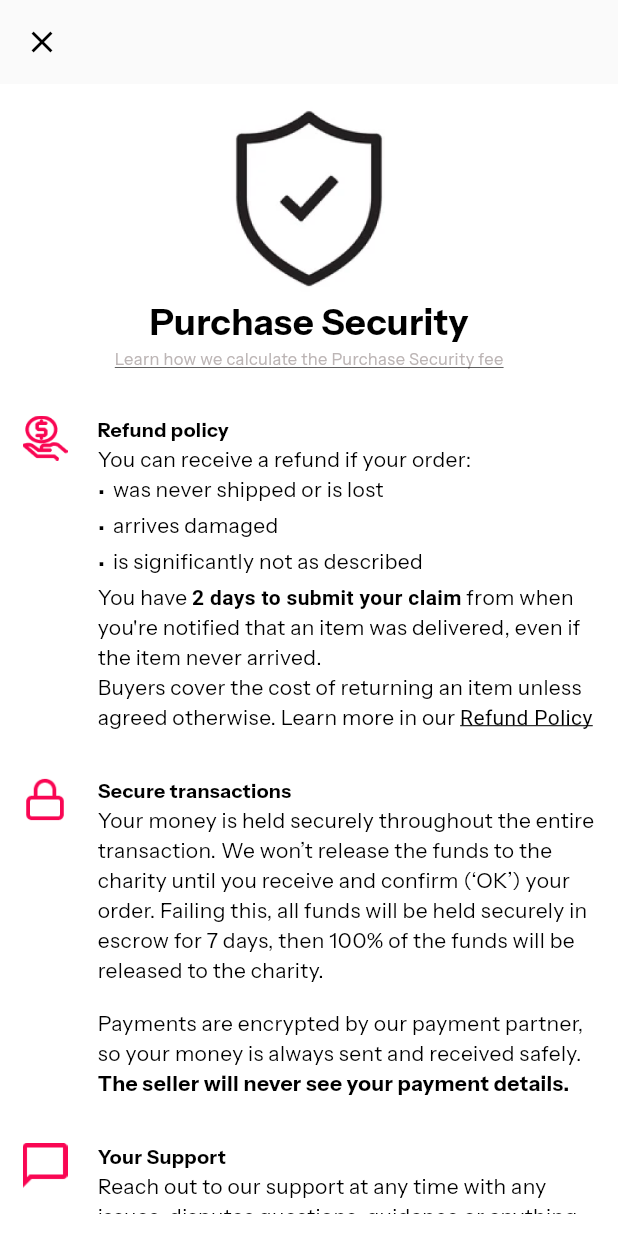
After one commit to chh0871/MVP, a Flutter app: the CheckoutPage screen opened by its route, after a tap on the "info" icon, on a phone screen of 412 x 824 dp. The commit adds this screen. Run offline on Flutter 3.47's test engine with Material 3 defaults, Android fonts, the phone set to English and light mode, and no system bars; our stand-ins replace cloud_firestore, dio, firebase_auth, firebase_core, firebase_storage, fl_chart and 9 more; missing offline and left inert: bulleted_list; accounts and stored records are empty; generated files the repository leaves out were written again; network calls fail.

Commit message:
Add purchase security info page

```diff
--- a/lib/core/config/app_images.dart
+++ b/lib/core/config/app_images.dart
@@ -90,4 +90,10 @@ class AppImages {
   static const checkoutTrackOrdersIcon = '${_path}track_orders.svg';
   static const checkoutImpactSummaryIcon = '${_path}impact_summary.svg';
   static const checkoutReviewIcon = '${_path}review.svg';
+  static const checkoutPurhaseSecurityShield =
+      '${_path}purchase_security_shield.png';
+  static const refundPolicy = '${_path}refund_policy.png';
+  static const secureTransactions = '${_path}lock_icon.png';
+  static const yourSupport = '${_path}support_icon.png';
+  static const supportOurMission = '${_path}mission_icon.png';
 }
--- a/lib/core/config/app_strings.dart
+++ b/lib/core/config/app_strings.dart
@@ -92,7 +92,7 @@ class AppStrings {
   static const popularText = "Popular";
   static const smallerCharitiesText = "Smaller Charities";
   static const localToYouText = "Local to you";
-// feature/118-product-details-page
+  // feature/118-product-details-page
   static const discoverSomethingText = "Discover something beautiful...";
 
   // Category Texts
@@ -172,12 +172,13 @@ class AppStrings {
   static const titleText = "Title";
   static const descriptionText = "Description";
   static const categoryText = "Category";
-  static const charityError='Failed to load charities';
-  static const loadCharities='Loading charities...';
-  static const noCharitiesAvailable='No charities available';
+  static const charityError = 'Failed to load charities';
+  static const loadCharities = 'Loading charities...';
+  static const noCharitiesAvailable = 'No charities available';
   static const searchCharities = 'Search charities';
   static const seeMore = 'See More';
-  static const charityDescription = 'Supporting communities through various charitable initiatives and programs.';
+  static const charityDescription =
+      'Supporting communities through various charitable initiatives and programs.';
 
   static const charityText = "Charity";
   static const priceText = "Price";
@@ -235,7 +236,8 @@ class AppStrings {
   static const cardDetailsCvcHint = 'CVC';
   static const cardDetailsSaveCard = 'Save card details for future payments';
   static const cardDetailsCountryOrRegion = 'Country or region';
-  static const cardDetailsAgreeToSave = 'Agree to save these card details for '
+  static const cardDetailsAgreeToSave =
+      'Agree to save these card details for '
       'faster checkout. You can remove the card anytime in settings, '
       'under payments.';
   static const cardDetailsSaveAndUse = 'Save and use this card';
@@ -269,6 +271,44 @@ class AppStrings {
   static const loadingPickupPoint = 'Loading Pickup point...';
   static const failedToLoadPickupPoint = 'Failed to load Pickup point';
 
+  // Purchase security page
+  static const purchaseSecurityHeading = "Purchase Security";
+  static const purchaseSecuritySubHeading =
+      "Learn how we calculate the Purchase Security fee";
+  static const refundPolicyHeading = "Refund policy";
+  static const refundPolicyConditionsHeading =
+      "You can receive a refund if your order:";
+  static const refundPolicyConditionOne = "was never shipped or is lost";
+  static const refundPolicyConditionTwo = "arrives damaged";
+  static const refundPolicyConditionThree = "is significantly not as described";
+  static const refundPolicyBodyTextStart = "You have ";
+  static const refundPolicyBodyTextBold = "2 days to submit your claim";
+  static const refundPolicyBodyTextEnd =
+      " from when you're notified that an item was delivered, even if the item never arrived.";
+  static const refundPolicyReturns =
+      "Buyers cover the cost of returning an item unless agreed otherwise. Learn more in our ";
+  static const refundPolicyLinkText = "Refund Policy";
+  static const secureTransactionsHeading = "Secure transactions";
+  static const secureTransactionsBodyOne =
+      "Your money is held securely throughout the entire transaction. We won’t release the funds to the charity until you receive and confirm (‘OK’) your order. Failing this, all funds will be held securely in escrow for 7 days, then 100% of the funds will be released to the charity.";
+  static const secureTransactionsBodyTwo =
+      "Payments are encrypted by our payment partner, so your money is always sent and received safely.";
+  static const secureTransactionsBodyThreeBold =
+      "The seller will never see your payment details.";
+  static const yourSupportHeading = "Your Support";
+  static const yourSupportBody =
+      "Reach out to our support at any time with any issues, disputes questions, guidance or anything else- they’re here to help!";
+  static const supportMissionHeading = "Support our mission";
+  static const supportMissionBoldTextSpan =
+      "cherry is a CIC (Community Interest Company) limited by guarantee, ";
+  static const supportMissionNormalTextSpan = "NOT by shares.";
+  static const supportMissionPlainText = "Meaning ";
+  static const supportMissionPinkText =
+      "we will NEVER work in the interests of profiteers.";
+  static const supportMissionBodyText =
+      "When you buy on cherry, you’re helping in our mission to support charities online, combat fast fashion, reduce waste, maintain a transparent platform and so much more! Thank you.";
+  static const purchaseSecurityButtonText = "Got it";
+
   // Donation form validation messages
   static const pleaseSelectAllDropdowns = 'Please select all dropdowns';
   static const pleaseSelectCharity = 'Please select a charity';
@@ -281,7 +321,8 @@ class AppStrings {
   static const galleryPhotoMultiple = 'Gallery Photo (Multiple)';
 
   // Donation submission messages
-  static const donationSubmittedSuccessfully = 'Donation submitted successfully!';
+  static const donationSubmittedSuccessfully =
+      'Donation submitted successfully!';
   static const unexpectedErrorOccurred = 'An unexpected error occurred';
   static const userNotAuthenticated = 'User not authenticated';
   static const failedToUploadImages = 'Failed to upload images';
@@ -289,6 +330,6 @@ class AppStrings {
 
   // Success page messages
   static const congratulations = 'Congratulations!';
-  static const itemUploadedSuccessfully = 'Your Item has been Successfully Uploaded.';
-
+  static const itemUploadedSuccessfully =
+      'Your Item has been Successfully Uploaded.';
 }
--- /dev/null
+++ b/lib/features/checkout/purchase_security.dart
@@ -0,0 +1,274 @@
+import 'package:bulleted_list/bulleted_list.dart';
+import 'package:cherry_mvp/core/config/app_colors.dart';
+import 'package:cherry_mvp/core/config/app_images.dart';
+import 'package:cherry_mvp/core/config/app_strings.dart';
+import 'package:flutter/material.dart';
+
+class PurchaseSecurity extends StatelessWidget {
+  const PurchaseSecurity({super.key});
+
+  @override
+  Widget build(BuildContext context) {
+    return Scaffold(
+      backgroundColor: AppColors.white,
+      appBar: AppBar(leading: const CloseButton()),
+      body: Container(
+        padding: EdgeInsets.all(15),
+        child: CustomScrollView(
+          slivers: [
+            SliverToBoxAdapter(
+              child: Column(
+                children: [
+                  Center(
+                    child: Image.asset(
+                      AppImages.checkoutPurhaseSecurityShield,
+                      width: 114,
+                      height: 126,
+                    ),
+                  ),
+                  Center(
+                    child: Text(
+                      AppStrings.purchaseSecurityHeading,
+                      style: TextStyle(
+                        fontSize: 24,
+                        fontWeight: FontWeight.bold,
+                      ),
+                    ),
+                  ),
+                  Center(
+                    child: Text(
+                      AppStrings.purchaseSecuritySubHeading,
+                      style: TextStyle(
+                        fontSize: 11,
+                        decoration: TextDecoration.underline,
+                        color: AppColors.grey,
+                      ),
+                    ),
+                  ),
+                  SizedBox(height: 30),
+                  Row(
+                    crossAxisAlignment: CrossAxisAlignment.start,
+                    mainAxisAlignment: MainAxisAlignment.start,
+                    children: [
+                      Image.asset(
+                        AppImages.refundPolicy,
+                        width: 30,
+                        height: 30,
+                      ),
+                      SizedBox(width: 20),
+                      Expanded(
+                        child: Column(
+                          crossAxisAlignment: CrossAxisAlignment.start,
+                          children: [
+                            Text(
+                              AppStrings.refundPolicyHeading,
+                              style: TextStyle(
+                                fontSize: 13,
+                                fontWeight: FontWeight.bold,
+                              ),
+                            ),
+                            Text(AppStrings.refundPolicyConditionsHeading),
+                            Row(
+                              crossAxisAlignment: CrossAxisAlignment.start,
+                              children: [
+                                Text(
+                                  "\u2022",
+                                  style: TextStyle(fontSize: 16, height: 1.5),
+                                ),
+                                SizedBox(width: 5),
+                                Text(AppStrings.refundPolicyConditionOne),
+                              ],
+                            ),
+                            Row(
+                              crossAxisAlignment: CrossAxisAlignment.start,
+                              children: [
+                                Text(
+                                  "\u2022",
+                                  style: TextStyle(fontSize: 16, height: 1.5),
+                                ),
+                                SizedBox(width: 5),
+                                Text(AppStrings.refundPolicyConditionTwo),
+                              ],
+                            ),
+                            Row(
+                              crossAxisAlignment: CrossAxisAlignment.start,
+                              children: [
+                                Text(
+                                  "\u2022",
+                                  style: TextStyle(fontSize: 16, height: 1.5),
+                                ),
+                                SizedBox(width: 5),
+                                Text(AppStrings.refundPolicyConditionThree),
+                              ],
+                            ),
+                            Text.rich(
+                              TextSpan(
+                                children: [
+                                  TextSpan(
+                                    text: AppStrings.refundPolicyBodyTextStart,
+                                  ),
+                                  TextSpan(
+                                    text: AppStrings.refundPolicyBodyTextBold,
+                                    style: TextStyle(
+                                      fontWeight: FontWeight.bold,
+                                    ),
+                                  ),
+                                  TextSpan(
+                                    text: AppStrings.refundPolicyBodyTextEnd,
+                                  ),
+                                ],
+                              ),
+                            ),
+                            Text.rich(
+                              TextSpan(
+                                children: [
+                                  TextSpan(
+                                    text: AppStrings.refundPolicyReturns,
+                                  ),
+                                  TextSpan(
+                                    text: AppStrings.refundPolicyLinkText,
+                                    style: TextStyle(
+                                      decoration: TextDecoration.underline,
+                                    ),
+                                  ),
+                                ],
+                              ),
+                            ),
+                          ],
+                        ),
+                      ),
+                    ],
+                  ),
+                  SizedBox(height: 30),
+                  Row(
+                    mainAxisAlignment: MainAxisAlignment.start,
+                    crossAxisAlignment: CrossAxisAlignment.start,
+                    children: [
+                      Image.asset(
+                        AppImages.secureTransactions,
+                        width: 30,
+                        height: 30,
+                      ),
+                      SizedBox(width: 20),
+                      Expanded(
+                        child: Column(
+                          crossAxisAlignment: CrossAxisAlignment.start,
+                          children: [
+                            Text(
+                              AppStrings.secureTransactionsHeading,
+                              style: TextStyle(
+                                fontSize: 13,
+                                fontWeight: FontWeight.bold,
+                              ),
+                            ),
+                            Text(AppStrings.secureTransactionsBodyOne),
+                            SizedBox(height: 15),
+                            Text(AppStrings.secureTransactionsBodyTwo),
+                            Text(
+                              AppStrings.secureTransactionsBodyThreeBold,
+                              style: TextStyle(fontWeight: FontWeight.bold),
+                            ),
+                          ],
+                        ),
+                      ),
+                    ],
+                  ),
+                  SizedBox(height: 30),
+                  Row(
+                    mainAxisAlignment: MainAxisAlignment.start,
+                    crossAxisAlignment: CrossAxisAlignment.start,
+                    children: [
+                      Image.asset(AppImages.yourSupport, width: 30, height: 30),
+                      SizedBox(width: 20),
+                      Expanded(
+                        child: Column(
+                          crossAxisAlignment: CrossAxisAlignment.start,
+                          children: [
+                            Text(
+                              AppStrings.yourSupportHeading,
+                              style: TextStyle(
+                                fontSize: 13,
+                                fontWeight: FontWeight.bold,
+                              ),
+                            ),
+                            Text(AppStrings.yourSupportBody),
+                          ],
+                        ),
+                      ),
+                    ],
+                  ),
+                  SizedBox(height: 30),
+                  Row(
+                    mainAxisAlignment: MainAxisAlignment.start,
+                    crossAxisAlignment: CrossAxisAlignment.start,
+                    children: [
+                      Image.asset(
+                        AppImages.supportOurMission,
+                        width: 30,
+                        height: 30,
+                      ),
+                      SizedBox(width: 20),
+                      Expanded(
+                        child: Column(
+                          crossAxisAlignment: CrossAxisAlignment.start,
+                          children: [
+                            Text(
+                              AppStrings.supportMissionHeading,
+                              style: TextStyle(
+                                fontSize: 13,
+                                fontWeight: FontWeight.bold,
+                                color: AppColors.red,
+                              ),
+                            ),
+                            Text.rich(
+                              TextSpan(
+                                children: [
+                                  TextSpan(
+                                    text: AppStrings.supportMissionBoldTextSpan,
+                                    style: TextStyle(
+                                      fontWeight: FontWeight.bold,
+                                    ),
+                                  ),
+                                  TextSpan(
+                                    text:
+                                        AppStrings.supportMissionNormalTextSpan,
+                                  ),
+                                ],
+                              ),
+                            ),
+                            Text.rich(
+                              TextSpan(
+                                children: [
+                                  TextSpan(
+                                    text: AppStrings.supportMissionPlainText,
+                                  ),
+                                  TextSpan(
+                                    text: AppStrings.supportMissionPinkText,
+                                    style: TextStyle(color: AppColors.red),
+                                  ),
+                                ],
+                              ),
+                            ),
+                            Text(AppStrings.supportMissionBodyText),
+                          ],
+                        ),
+                      ),
+                    ],
+                  ),
+                  SizedBox(height: 50),
+                  SizedBox(
+                    width: double.infinity,
+                    child: FilledButton(
+                      onPressed: () => Navigator.of(context).pop(),
+                      child: Text(AppStrings.purchaseSecurityButtonText),
+                    ),
+                  ),
+                ],
+              ),
+            ),
+          ],
+        ),
+      ),
+    );
+  }
+}
--- a/lib/features/checkout/widgets/delivery_options.dart
+++ b/lib/features/checkout/widgets/delivery_options.dart
@@ -4,6 +4,7 @@ import 'package:cherry_mvp/core/config/config.dart';
 import 'package:cherry_mvp/core/utils/utils.dart';
 import 'package:cherry_mvp/features/checkout/checkout_view_model.dart';
 import 'package:cherry_mvp/features/checkout/widgets/outlined.dart';
+import 'package:cherry_mvp/features/checkout/purchase_security.dart';
 import 'package:cherry_mvp/features/checkout/widgets/pickup_points_empty_widget.dart';
 import 'package:cherry_mvp/features/checkout/widgets/pickup_points_error_widget.dart';
 import 'package:cherry_mvp/features/checkout/widgets/pickup_points_loading_widget.dart';
@@ -46,10 +47,21 @@ class _DeliveryOptionsState extends State<DeliveryOptions> {
           const SizedBox(height: 4),
           PriceListItem(
             title: Row(
-              children: const [
-                Text(AppStrings.checkoutSecurityFee),
-                SizedBox(width: 4),
-                Icon(Icons.info, size: 16),
+              children: [
+                const Text(AppStrings.checkoutSecurityFee),
+                const SizedBox(width: 4),
+                InkWell(
+                  borderRadius: BorderRadius.circular(16),
+                  onTap: () {
+                    Navigator.of(context).push(
+                      MaterialPageRoute(
+                        builder: (context) => const PurchaseSecurity(),
+                        fullscreenDialog: true,
+                      ),
+                    );
+                  },
+                  child: const Icon(Icons.info, size: 16),
+                ),
               ],
             ),
             price: basket.securityFee,
```
Also changed, not shown: assets/images/lock_icon.png (added), assets/images/mission_icon.png (added), assets/images/purchase_security_shield.png (added), assets/images/refund_policy.png (added), assets/images/support_icon.png (added).
